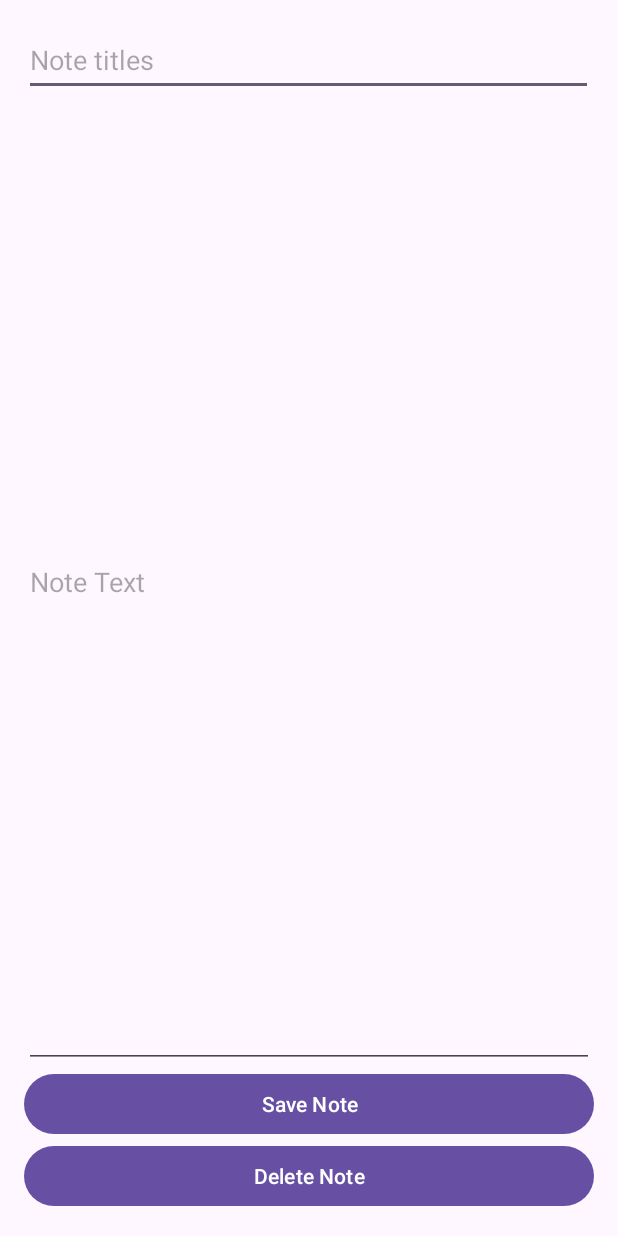
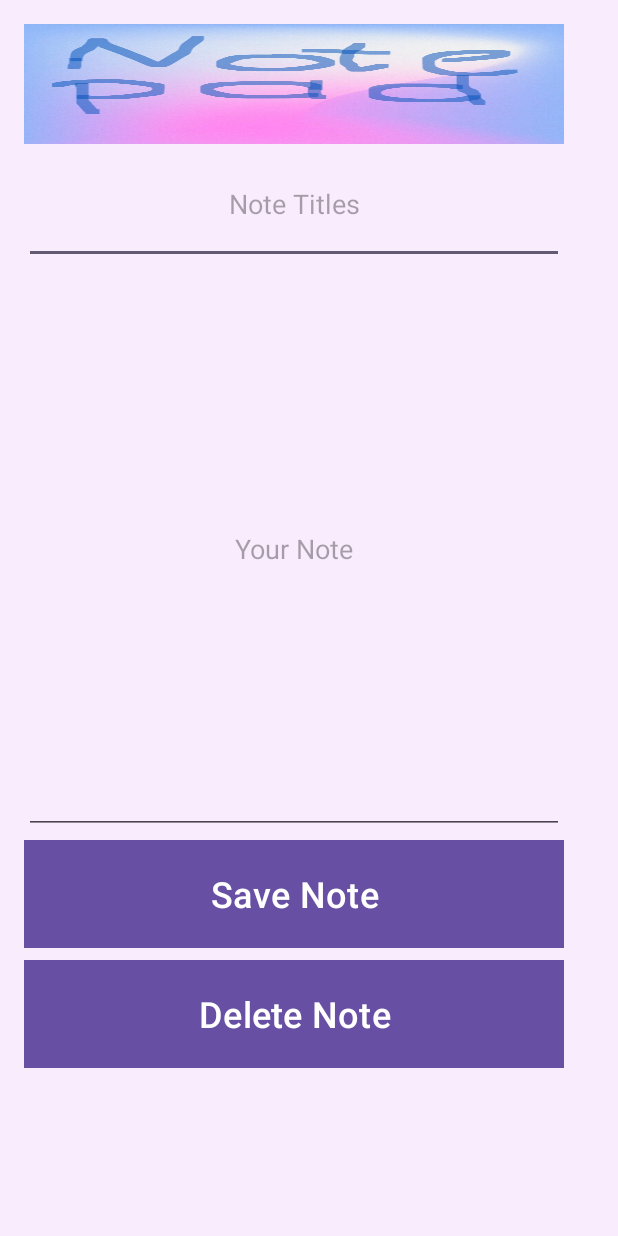
Before and after one commit to aelin6277/SImpleNotepad, an Android app: the NoteActivity screen opened directly, with no data from a screen before it, on a phone screen of 412 x 824 dp. Run offline under Robolectric (Android 15) with nearby library versions, the phone set to English and light mode, and no system bars.

Commit message:
förbättra design del 1

```diff
--- a/app/src/main/AndroidManifest.xml
+++ b/app/src/main/AndroidManifest.xml
@@ -14,7 +14,7 @@
         tools:targetApi="31">
         <activity
             android:name=".NoteActivity"
-            android:exported="false" />
+            android:exported="true" />
         <activity
             android:name=".MainActivity"
             android:exported="true">
--- a/app/src/main/java/com/example/simplenotepadddd/MainView.java
+++ b/app/src/main/java/com/example/simplenotepadddd/MainView.java
@@ -1,7 +1,4 @@
 package com.example.simplenotepadddd;
-
-import android.view.View;
-import android.widget.AdapterView;
 
 import java.util.List;
 
--- a/app/src/main/java/com/example/simplenotepadddd/NoteActivity.java
+++ b/app/src/main/java/com/example/simplenotepadddd/NoteActivity.java
@@ -1,12 +1,12 @@
 package com.example.simplenotepadddd;
-
-import androidx.appcompat.app.AppCompatActivity;
 
 import android.content.Intent;
 import android.content.SharedPreferences;
 import android.os.Bundle;
 import android.view.View;
 import android.widget.EditText;
+
+import androidx.appcompat.app.AppCompatActivity;
 
 import java.util.Optional;
 
@@ -24,14 +24,14 @@ public class NoteActivity extends AppCompatActivity implements NoteView {
         SharedPreferences sharedPreferences = getSharedPreferences("Notes", MODE_PRIVATE);
         presenter = new NotePresenter(this, sharedPreferences);
 
-        titleEditText = findViewById(R.id.titleEditText);//Points the variable titleEditText to the xml's titleEditText
-        textEditText = findViewById(R.id.textEditText);//Points the variable textEditText to the xml's textEditText
+        titleEditText = findViewById(R.id.titleEditText);//Pekar variabeln titleEditText till xml-filens titleEditText
+        textEditText = findViewById(R.id.textEditText);//Pekar variabeln textEditText till xml-filens textEditText
 
         Intent intent = getIntent();
         if (intent.hasExtra("noteTitle")) {
-            //This means that the user clicked a note on the noteList
-            currentTitle = intent.getStringExtra("noteTitle");//get the noteTitle that the user clicked
-            presenter.loadNoteData(currentTitle);//ask the presenter to load (and show) the selected// Note from the user
+            //Det betyder att användaren klickade på en Note på noteList
+            currentTitle = intent.getStringExtra("noteTitle");//hämta noteTitle som användaren klickade på
+            presenter.loadNoteData(currentTitle);//be Presenter att ladda (och visa) den valda Note från användaren
         }
     }
 
@@ -47,7 +47,7 @@ public class NoteActivity extends AppCompatActivity implements NoteView {
 
     @Override
     public void navigateToMain() {
-        //go back to the main activity
+        //gå tillbaka till main activity
         Intent intent = new Intent(this, MainActivity.class);
         startActivity(intent);
     }
@@ -55,20 +55,18 @@ public class NoteActivity extends AppCompatActivity implements NoteView {
     public void saveNote(View view) {
         Optional<String> oldTitleOptional;
         if (currentTitle != null) {
-            //editing a note
+            //redigera en note
             oldTitleOptional = Optional.of(currentTitle);
         } else {
-            // creating a new note
+            //skapa en ny note
             oldTitleOptional = Optional.empty();
         }
         presenter.saveOrUpdateNote(
                 titleEditText.getText().toString(),
                 textEditText.getText().toString(),
-                //set the old note title in case of update;  Optional.of(oldTitle).
-                // In case of new note, use :
                 oldTitleOptional
         );
-        currentTitle = null; //clean current title just in case
+        currentTitle = null; //rencurrentTitle för säkerhets skull
     }
 
     public void deleteNote(View view) {
--- a/app/src/main/java/com/example/simplenotepadddd/NotePresenter.java
+++ b/app/src/main/java/com/example/simplenotepadddd/NotePresenter.java
@@ -1,6 +1,6 @@
 package com.example.simplenotepadddd;
 
-import android.content.SharedPreferences; //i presenter anges de metoder som kommer
+import android.content.SharedPreferences;
 
 import java.util.Optional;
 // hantera data mellan model och view.
@@ -23,8 +23,8 @@ public class NotePresenter {
     public void saveOrUpdateNote(String noteTitle, String noteText, Optional<String> oldNoteTitle) {
         SharedPreferences.Editor editor = sharedPreferences.edit();
         if (oldNoteTitle.isPresent()) {
-            //the note already existed, it is an update
-            editor.remove(oldNoteTitle.get()); // remove the old note
+            //Note-n fanns redan, det är en uppdatering
+            editor.remove(oldNoteTitle.get()); //ta bort den gamla note
         }
         editor.putString(noteTitle, noteText);
         editor.apply();
--- a/app/src/main/res/layout/activity_note.xml
+++ b/app/src/main/res/layout/activity_note.xml
@@ -1,40 +1,54 @@
 <?xml version="1.0" encoding="utf-8"?>
-<LinearLayout
-    xmlns:android="http://schemas.android.com/apk/res/android"
+<LinearLayout xmlns:android="http://schemas.android.com/apk/res/android"
     xmlns:app="http://schemas.android.com/apk/res-auto"
     xmlns:tools="http://schemas.android.com/tools"
     android:layout_width="match_parent"
     android:layout_height="match_parent"
+    android:background="@color/background"
     android:orientation="vertical"
     android:padding="16dp"
     tools:context=".NoteActivity">
 
+    <ImageView
+        android:layout_width="@dimen/image_width_large"
+        android:layout_height="@dimen/image_height_large"
+        android:scaleType="fitXY"
+        android:src="@drawable/notepad_image" />
+
     <EditText
         android:id="@+id/titleEditText"
-        android:layout_width="379dp"
-        android:layout_height="wrap_content"
+        android:layout_width="@dimen/note_title_width"
+        android:layout_height="@dimen/note_title_height"
+        android:gravity="center"
         android:hint="@string/app_name"
         android:minHeight="48dp" />
 
     <EditText
         android:id="@+id/textEditText"
-        android:layout_width="match_parent"
-        android:layout_height="0dp"
-        android:layout_weight="1"
-        android:hint="Note Text"/>
+        android:layout_width="@dimen/note_content_width"
+        android:layout_height="@dimen/note_content_height"
+        android:gravity="center"
+        android:hint="@string/textEditText"
+        android:inputType="textMultiLine" />
 
     <Button
         android:id="@+id/saveNoteButton"
-        android:layout_width="match_parent"
-        android:layout_height="wrap_content"
-        android:text="Save Note"
-        android:onClick="saveNote"/>
+        android:layout_width="@dimen/button_width"
+        android:layout_height="@dimen/button_height"
+        android:gravity="center"
+        android:onClick="saveNote"
+        android:text="@string/saveNote"
+        android:textSize="@dimen/text_size_large"
+        app:cornerRadius="0dp" />
 
     <Button
         android:id="@+id/deleteNoteButton"
-        android:layout_width="match_parent"
-        android:layout_height="wrap_content"
-        android:text="Delete Note"
-        android:onClick="deleteNote"/>
+        android:layout_width="@dimen/button_width"
+        android:layout_height="@dimen/button_height"
+        android:gravity="center"
+        android:onClick="deleteNote"
+        android:text="@string/deleteNote"
+        android:textSize="@dimen/text_size_large"
+        app:cornerRadius="0dp" />
 
 </LinearLayout>
--- a/app/src/main/res/values/colors.xml
+++ b/app/src/main/res/values/colors.xml
@@ -5,4 +5,5 @@
     <color name="purple">#E040FB</color>
     <color name="turquoise">#18FFFF</color>
     <color name="green">#B2FF59</color>
+    <color name="background">#72F1DEF8</color>
 </resources>
--- a/app/src/main/res/values/dimens.xml
+++ b/app/src/main/res/values/dimens.xml
@@ -1,17 +1,21 @@
 <?xml version="1.0" encoding="utf-8"?>
 <resources>
-    <dimen name="button_width">378dp</dimen>
-    <dimen name="button_height">123dp</dimen>
+    <dimen name="button_width">360sp</dimen>
+    <dimen name="button_height">80sp</dimen>
+    <dimen name="note_title_width">360sp</dimen>
+    <dimen name="note_title_height">80sp</dimen>
+    <dimen name="note_content_width">360sp</dimen>
+    <dimen name="note_content_height">380sp</dimen>
     <dimen name="text_size_small">16sp</dimen>
     <dimen name="text_size_medium">20sp</dimen>
     <dimen name="text_size_large">24sp</dimen>
-    <dimen name="image_width_small">133sp</dimen>
-    <dimen name="image_width_medium">263sp</dimen>
-    <dimen name="image_width_large">379sp</dimen>
-    <dimen name="image_height_small">133sp</dimen>
-    <dimen name="image_height_medium">263sp</dimen>
-    <dimen name="image_height_large">363sp</dimen>
-    <dimen name="list_width">378sp</dimen>
+    <dimen name="image_width_small">33sp</dimen>
+    <dimen name="image_width_medium">163sp</dimen>
+    <dimen name="image_width_large">360sp</dimen>
+    <dimen name="image_height_small">40sp</dimen>
+    <dimen name="image_height_medium">60sp</dimen>
+    <dimen name="image_height_large">80sp</dimen>
+    <dimen name="list_width">360sp</dimen>
     <dimen name="list_height">340sp</dimen>
 
 </resources>
--- a/app/src/main/res/values/strings.xml
+++ b/app/src/main/res/values/strings.xml
@@ -1,9 +1,9 @@
 <resources>
-    <string name="app_name">Note titles</string>
-    <string name="deleteNote">Delete note</string>
-    <string name="saveNote">Save note</string>
+    <string name="app_name">Note Titles</string>
+    <string name="deleteNote">Delete Note</string>
+    <string name="saveNote">Save Note</string>
     <string name="titleEditText">Title</string>
-    <string name="textEditText">Your note</string>
-    <string name="createNewNote">Create a new note</string>
+    <string name="textEditText">Your Note</string>
+    <string name="createNewNote">New Note</string>
     <string name="title1">Notepad</string>
 </resources>
```
Also changed, not shown: app/src/main/java/com/example/simplenotepadddd/MainActivity.java (+5 -21 lines), app/src/main/res/layout/activity_main.xml (+17 -12 lines).
